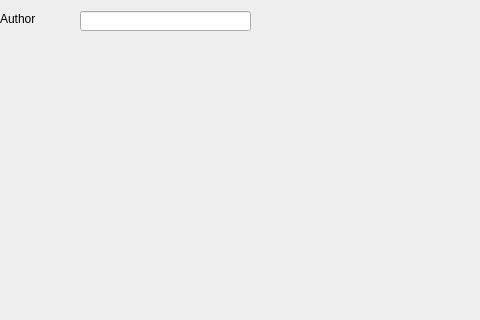
Old version of the form ui/CPL.ui in the repository CrankySupertoon/ToontownServer; both pictures show x 0 to 480 and y 129 to 449 of the 578 by 449 pixel window.
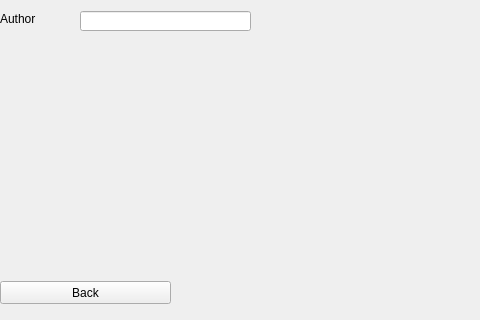
New version of the form.

Diff of the .ui file:
```diff
--- a/ui/CPL.ui
+++ b/ui/CPL.ui
@@ -95,6 +95,19 @@
     <string/>
    </property>
   </widget>
+  <widget class="QPushButton" name="back">
+   <property name="geometry">
+    <rect>
+     <x>0</x>
+     <y>410</y>
+     <width>171</width>
+     <height>23</height>
+    </rect>
+   </property>
+   <property name="text">
+    <string>Back</string>
+   </property>
+  </widget>
  </widget>
  <resources/>
  <connections/>
```
Left out of the diff: 6 changed lines with no effect on the pictures.
